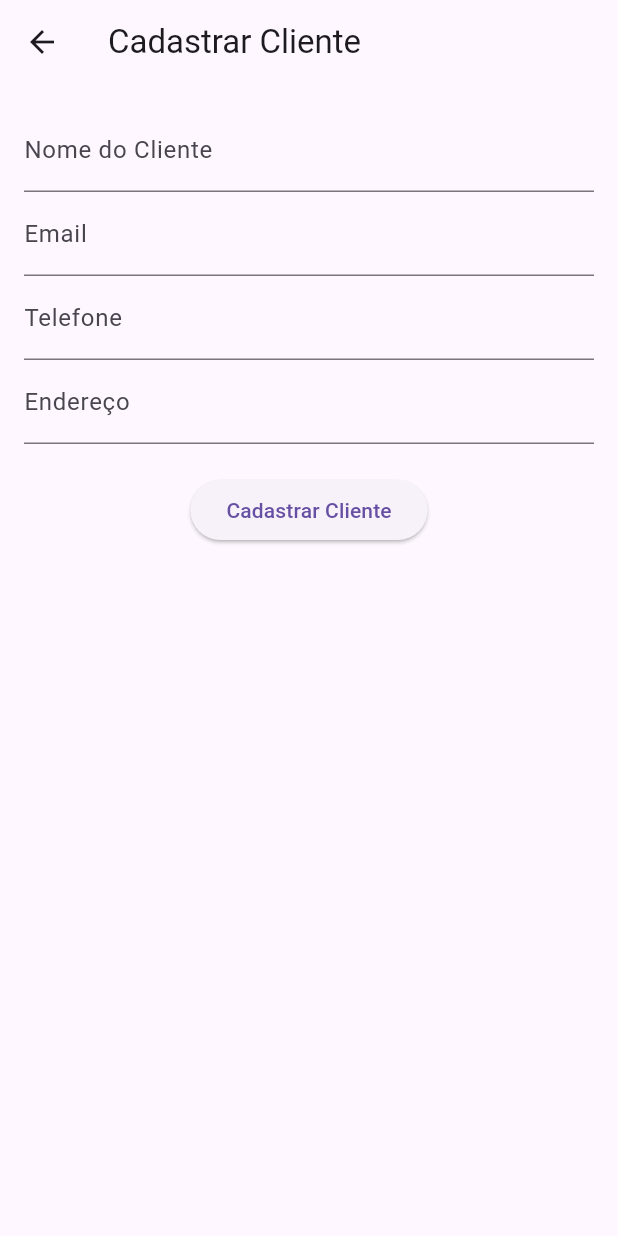
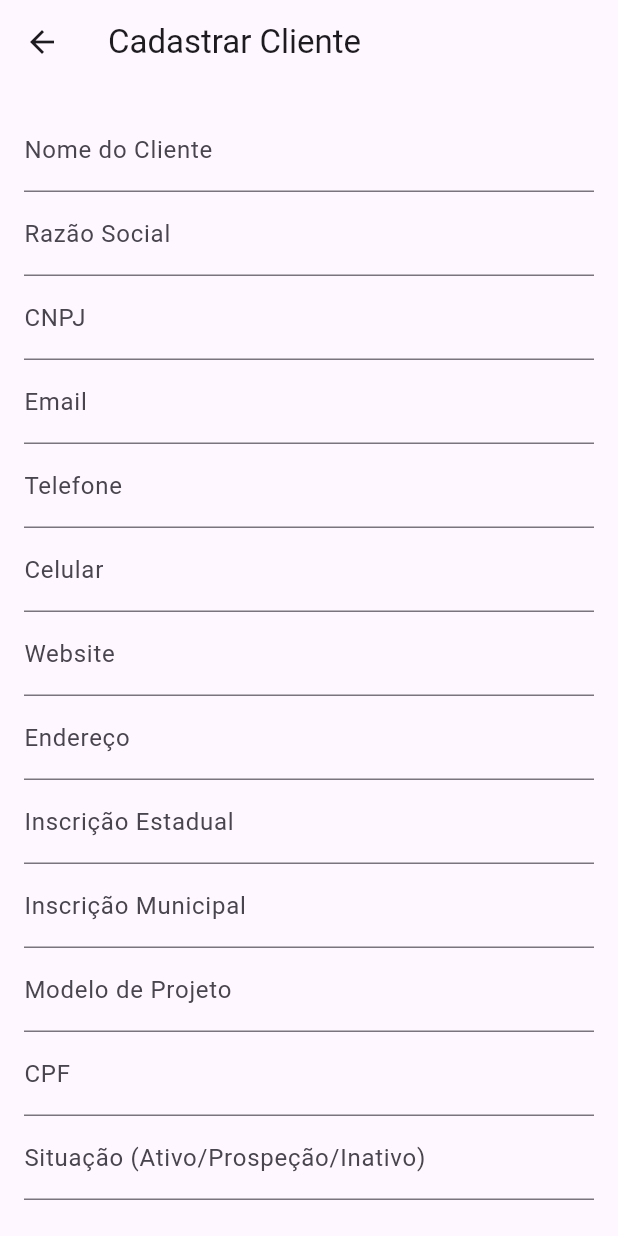
Before and after one commit to Raizhe/comissao-flutter-web, a Flutter app: the ClientFormPage screen opened by its route, on a phone screen of 412 x 824 dp. Run offline on Flutter 3.47's test engine with Material 3 defaults, Android fonts, the phone set to English and light mode, and no system bars; our stand-ins replace cloud_firestore, firebase_auth, firebase_core, flutter_masked_text2, get; accounts and stored records are empty.

Commit message:
CODE UPDATED

```diff
--- a/lib/data/models/client_model.dart
+++ b/lib/data/models/client_model.dart
@@ -3,24 +3,44 @@ import 'package:cloud_firestore/cloud_firestore.dart';
 class ClientModel {
   String clientId;
   String clientName;
+  String companyName; // Razão Social
   String clientEmail;
   String phone;
+  String cellPhone;
+  String website;
   String address;
+  String stateInscription;
+  String municipalInscription;
+  String projectModel;
   String preSellerId;
   String sellerId;
   List<String> contracts;
   DateTime registeredAt;
+  String situation; // Situação (Ativo, Em Prospecção, Inativo)
+  String group; // Grupo de Clientes (novo campo)
+  String cnpj;
+  String cpf;
 
   ClientModel({
     required this.clientId,
     required this.clientName,
+    required this.companyName,
     required this.clientEmail,
     required this.phone,
+    required this.cellPhone,
+    required this.website,
     required this.address,
+    required this.stateInscription,
+    required this.municipalInscription,
+    required this.projectModel,
     required this.preSellerId,
     required this.sellerId,
     required this.contracts,
     required this.registeredAt,
+    required this.situation,
+    required this.group,
+    required this.cnpj,
+    required this.cpf,
   });
 
   // Converter um ClientModel para JSON (para enviar ao Firestore)
@@ -28,13 +48,23 @@ class ClientModel {
     return {
       'clientId': clientId,
       'clientName': clientName,
+      'companyName': companyName,
       'clientEmail': clientEmail,
       'phone': phone,
+      'cellPhone': cellPhone,
+      'website': website,
       'address': address,
+      'stateInscription': stateInscription,
+      'municipalInscription': municipalInscription,
+      'projectModel': projectModel,
       'preSellerId': preSellerId,
       'sellerId': sellerId,
       'contracts': contracts,
       'registeredAt': registeredAt,
+      'situation': situation,
+      'group': group,
+      'cnpj': cnpj,
+      'cpf': cpf,
     };
   }
 
@@ -43,13 +73,23 @@ class ClientModel {
     return ClientModel(
       clientId: json['clientId'],
       clientName: json['clientName'],
+      companyName: json['companyName'],
       clientEmail: json['clientEmail'],
       phone: json['phone'],
+      cellPhone: json['cellPhone'],
+      website: json['website'],
       address: json['address'],
+      stateInscription: json['stateInscription'],
+      municipalInscription: json['municipalInscription'],
+      projectModel: json['projectModel'],
       preSellerId: json['preSellerId'],
       sellerId: json['sellerId'],
       contracts: List<String>.from(json['contracts']),
       registeredAt: (json['registeredAt'] as Timestamp).toDate(),
+      situation: json['situation'],
+      group: json['group'],
+      cnpj: json['cnpj'],
+      cpf: json['cpf'],
     );
   }
 }
--- a/lib/data/models/user_model.dart
+++ b/lib/data/models/user_model.dart
@@ -1,4 +1,4 @@
-// lib/data/models/user_model.dart
+
 import 'package:cloud_firestore/cloud_firestore.dart';
 
 class UserModel {
--- a/lib/data/repositories/client_repository.dart
+++ b/lib/data/repositories/client_repository.dart
@@ -1,6 +1,5 @@
 import 'package:cloud_firestore/cloud_firestore.dart';
 import '../models/client_model.dart';
-
 
 class ClientRepository {
   final FirebaseFirestore _firestore = FirebaseFirestore.instance;
--- a/lib/main.dart
+++ b/lib/main.dart
@@ -24,9 +24,9 @@ class MyApp extends StatelessWidget {
   Widget build(BuildContext context) {
     return GetMaterialApp(
       debugShowCheckedModeBanner: false,
-      title: 'Meu Projeto',
+      title: 'Drop Lead',
       theme: ThemeData(
-        primarySwatch: Colors.blue,
+        primarySwatch: Colors.indigo,
       ),
       initialRoute: '/', // Define a rota inicial como '/'
       getPages: [
--- a/lib/presentation/screens/clients/client_form_page.dart
+++ b/lib/presentation/screens/clients/client_form_page.dart
@@ -1,19 +1,38 @@
 import 'package:flutter/material.dart';
 import 'package:get/get.dart';
 import 'package:uuid/uuid.dart';
+import 'package:flutter_masked_text2/flutter_masked_text2.dart';
 import '../../../data/models/client_model.dart';
-import 'controllers/clients_controller.dart'; // O Controller que criamos
+import '../../../widgets/success_dialog.dart';
+import 'controllers/clients_controller.dart';
 
 class ClientFormPage extends StatelessWidget {
   final _nameController = TextEditingController();
+  final _companyNameController = TextEditingController();
   final _emailController = TextEditingController();
-  final _phoneController = TextEditingController();
+
+  // Controladores com máscaras
+  final _cnpjController = MaskedTextController(mask: '00.000.000/0000-00');
+  final _cpfController = MaskedTextController(mask: '000.000.000-00');
+  final _phoneController = MaskedTextController(mask: '(00) 0000-0000');
+  final _cellPhoneController = MaskedTextController(mask: '(00) 00000-0000');
+  final _stateInscriptionController =
+  MaskedTextController(mask: '000.000.000.000');
+  final _municipalInscriptionController =
+  MaskedTextController(mask: '00000000-0');
+
+  final _websiteController = TextEditingController();
   final _addressController = TextEditingController();
-  final ClientController _clientController = Get.put(ClientController()); // Instanciando o Controller
+  final _projectModelController = TextEditingController();
+  final _situationController = TextEditingController();
+  final _groupController = TextEditingController();
+
+  final ClientController _clientController = Get.put(ClientController());
 
   ClientFormPage({Key? key}) : super(key: key);
 
   Future<void> _addClient() async {
+    try {
       // Gerar um ID único para o cliente
       String clientId = const Uuid().v4();
 
@@ -21,26 +40,57 @@ class ClientFormPage extends StatelessWidget {
       ClientModel client = ClientModel(
         clientId: clientId,
         clientName: _nameController.text.trim(),
+        companyName: _companyNameController.text.trim(),
         clientEmail: _emailController.text.trim(),
         phone: _phoneController.text.trim(),
+        cellPhone: _cellPhoneController.text.trim(),
+        website: _websiteController.text.trim(),
         address: _addressController.text.trim(),
-      preSellerId: 'PRE_SELLER_ID', // Substitua pelo ID do pré-vendedor logado
-      sellerId: 'SELLER_ID', // Substitua pelo ID do vendedor responsável
+        stateInscription: _stateInscriptionController.text.trim(),
+        municipalInscription: _municipalInscriptionController.text.trim(),
+        projectModel: _projectModelController.text.trim(),
+        preSellerId: 'PRE_SELLER_ID',
+        sellerId: 'SELLER_ID',
         contracts: [],
         registeredAt: DateTime.now(),
+        situation: _situationController.text.trim(),
+        group: _groupController.text.trim(),
+        cnpj: _cnpjController.text.trim(),
+        cpf: _cpfController.text.trim(),
       );
 
       // Adicionar o cliente via ClientController
       await _clientController.addClient(client);
 
+      // Mostrar mensagem de sucesso
+      SuccessDialog.showSuccess('Cliente cadastrado com sucesso!');
+
       // Limpar os campos após o cadastro
+      _clearFields();
+
+      // Redirecionar para a Home Page
+      Get.offAllNamed('/home');
+    } catch (e) {
+      // Mostrar mensagem de erro
+      SuccessDialog.showError('Erro ao cadastrar cliente: $e');
+    }
+  }
+
+  void _clearFields() {
     _nameController.clear();
+    _companyNameController.clear();
     _emailController.clear();
-    _phoneController.clear();
+    _cnpjController.updateText('');
+    _cpfController.updateText('');
+    _phoneController.updateText('');
+    _cellPhoneController.updateText('');
+    _stateInscriptionController.updateText('');
+    _municipalInscriptionController.updateText('');
+    _websiteController.clear();
     _addressController.clear();
-
-    // Navegar de volta à página anterior
-    Get.back();
+    _projectModelController.clear();
+    _situationController.clear();
+    _groupController.clear();
   }
 
   @override
@@ -54,23 +104,83 @@ class ClientFormPage extends StatelessWidget {
         child: Obx(() {
           return _clientController.isLoading.value
               ? const Center(child: CircularProgressIndicator())
-              : Column(
+              : SingleChildScrollView(
+            child: Column(
               children: [
                 TextField(
                   controller: _nameController,
-                decoration: const InputDecoration(labelText: 'Nome do Cliente'),
+                  decoration:
+                  const InputDecoration(labelText: 'Nome do Cliente'),
+                ),
+                TextField(
+                  controller: _companyNameController,
+                  decoration:
+                  const InputDecoration(labelText: 'Razão Social'),
+                ),
+                TextField(
+                  controller: _cnpjController,
+                  decoration:
+                  const InputDecoration(labelText: 'CNPJ'),
+                  keyboardType: TextInputType.number,
                 ),
                 TextField(
                   controller: _emailController,
                   decoration: const InputDecoration(labelText: 'Email'),
+                  keyboardType: TextInputType.emailAddress,
                 ),
                 TextField(
                   controller: _phoneController,
-                decoration: const InputDecoration(labelText: 'Telefone'),
+                  decoration:
+                  const InputDecoration(labelText: 'Telefone'),
+                  keyboardType: TextInputType.phone,
+                ),
+                TextField(
+                  controller: _cellPhoneController,
+                  decoration:
+                  const InputDecoration(labelText: 'Celular'),
+                  keyboardType: TextInputType.phone,
+                ),
+                TextField(
+                  controller: _websiteController,
+                  decoration:
+                  const InputDecoration(labelText: 'Website'),
                 ),
                 TextField(
                   controller: _addressController,
-                decoration: const InputDecoration(labelText: 'Endereço'),
+                  decoration:
+                  const InputDecoration(labelText: 'Endereço'),
+                ),
+                TextField(
+                  controller: _stateInscriptionController,
+                  decoration: const InputDecoration(
+                      labelText: 'Inscrição Estadual'),
+                  keyboardType: TextInputType.number,
+                ),
+                TextField(
+                  controller: _municipalInscriptionController,
+                  decoration: const InputDecoration(
+                      labelText: 'Inscrição Municipal'),
+                  keyboardType: TextInputType.number,
+                ),
+                TextField(
+                  controller: _projectModelController,
+                  decoration: const InputDecoration(
+                      labelText: 'Modelo de Projeto'),
+                ),
+                TextField(
+                  controller: _cpfController,
+                  decoration: const InputDecoration(labelText: 'CPF'),
+                  keyboardType: TextInputType.number,
+                ),
+                TextField(
+                  controller: _situationController,
+                  decoration: const InputDecoration(
+                      labelText: 'Situação (Ativo/Prospeção/Inativo)'),
+                ),
+                TextField(
+                  controller: _groupController,
+                  decoration: const InputDecoration(
+                      labelText: 'Grupo de Clientes'),
                 ),
                 const SizedBox(height: 20),
                 ElevatedButton(
@@ -78,6 +188,7 @@ class ClientFormPage extends StatelessWidget {
                   child: const Text('Cadastrar Cliente'),
                 ),
               ],
+            ),
           );
         }),
       ),
--- a/pubspec.yaml
+++ b/pubspec.yaml
@@ -35,6 +35,8 @@ dependencies:
   cloud_firestore: 5.4.4
   uuid: ^4.5.1
   get: 4.6.6
+  flutter_masked_text2: 0.9.1
+  flutter_multi_formatter: ^2.13.0
 
 
 
```
Also changed, not shown: lib/widgets/success_dialog.dart (added, +27 -0 lines), pubspec.lock. Lines whose indentation alone changed are shown as unchanged.
